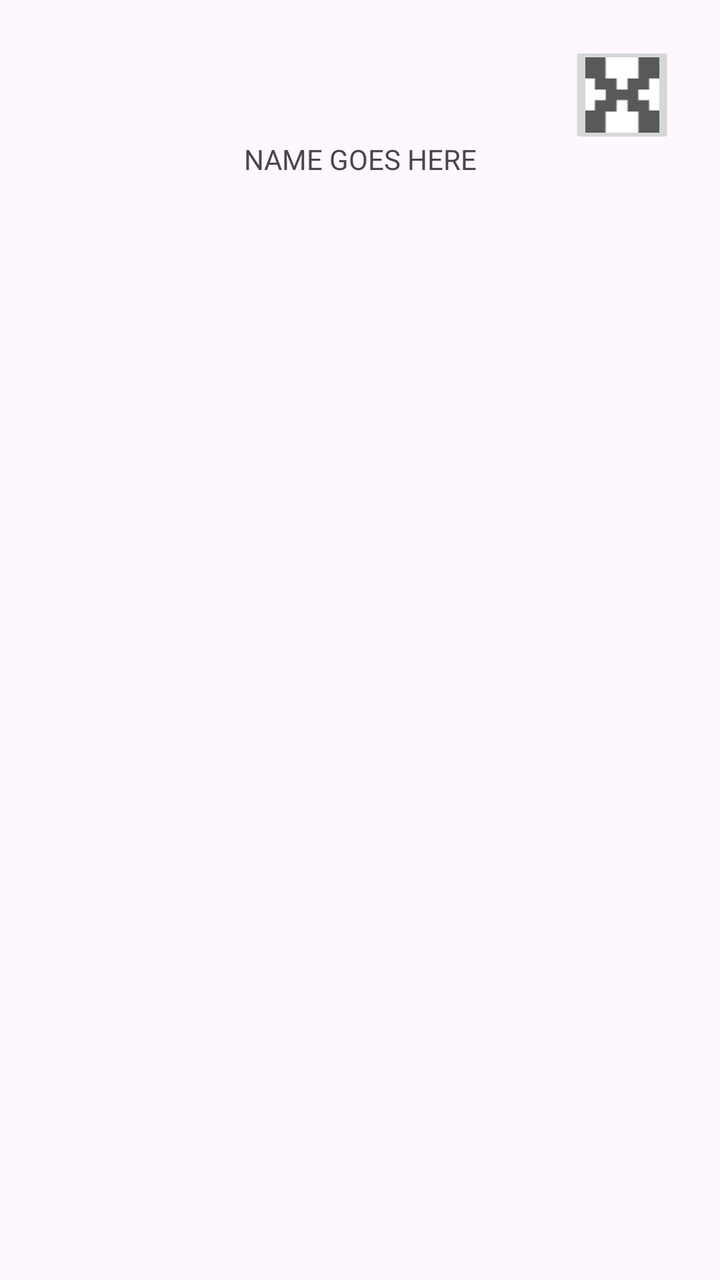
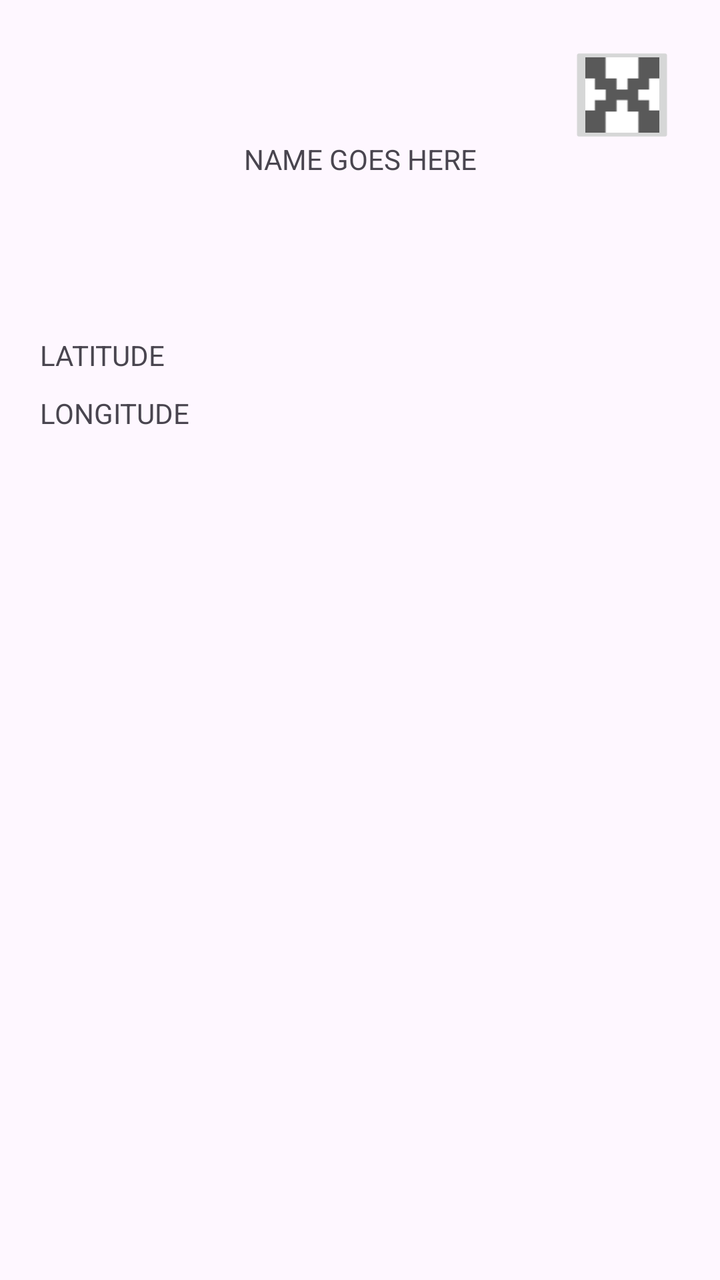

Before-and-after screenshots of an Android layout around one commit, followed by the original layout XML and the change that was made.
<!-- AndroidManifest.xml: application theme Theme.MyApplication -->
<!-- res/layout/location_info_and_options.xml -->
<?xml version="1.0" encoding="utf-8"?>
<androidx.constraintlayout.widget.ConstraintLayout xmlns:android="http://schemas.android.com/apk/res/android"
    xmlns:app="http://schemas.android.com/apk/res-auto"
    xmlns:tools="http://schemas.android.com/tools"
    android:layout_width="match_parent"
    android:layout_height="match_parent">

    <TextView
        android:id="@+id/locationName"
        android:layout_width="299dp"
        android:layout_height="48dp"
        android:layout_marginStart="169dp"
        android:layout_marginTop="70dp"
        android:layout_marginEnd="169dp"
        android:text="NAME GOES HERE"
        android:textAlignment="center"
        app:layout_constraintEnd_toEndOf="parent"
        app:layout_constraintStart_toStartOf="parent"
        app:layout_constraintTop_toTopOf="parent" />

    <ImageButton
        android:id="@+id/backButton"
        android:layout_width="wrap_content"
        android:layout_height="wrap_content"
        android:scaleX="0.5"
        android:scaleY="0.5"
        app:layout_constraintEnd_toEndOf="parent"
        app:layout_constraintTop_toTopOf="parent"
        app:srcCompat="@drawable/x_icon" />

</androidx.constraintlayout.widget.ConstraintLayout>
<!-- resources referenced by this layout -->
<resources>
  <!-- drawable x_icon: png bitmap (drawable, 479 bytes) -->
  <style name="Theme.MyApplication" parent="Base.Theme.MyApplication" />
  <style name="Base.Theme.MyApplication" parent="Theme.Material3.DayNight.NoActionBar">
          
          
      </style>
</resources>

<!-- the commit's change to res/layout/location_info_and_options.xml (unified diff, before → after) -->
@@ -28,4 +28,24 @@
         app:layout_constraintTop_toTopOf="parent"
         app:srcCompat="@drawable/x_icon" />
 
+    <TextView
+        android:id="@+id/latitude_text"
+        android:layout_width="wrap_content"
+        android:layout_height="wrap_content"
+        android:layout_marginStart="20dp"
+        android:layout_marginTop="50dp"
+        android:text="LATITUDE"
+        app:layout_constraintStart_toStartOf="parent"
+        app:layout_constraintTop_toBottomOf="@+id/locationName" />
+
+    <TextView
+        android:id="@+id/longitude_text"
+        android:layout_width="wrap_content"
+        android:layout_height="wrap_content"
+        android:layout_marginStart="20dp"
+        android:layout_marginTop="10dp"
+        android:text="LONGITUDE"
+        app:layout_constraintStart_toStartOf="parent"
+        app:layout_constraintTop_toBottomOf="@+id/latitude_text" />
+
 </androidx.constraintlayout.widget.ConstraintLayout>
